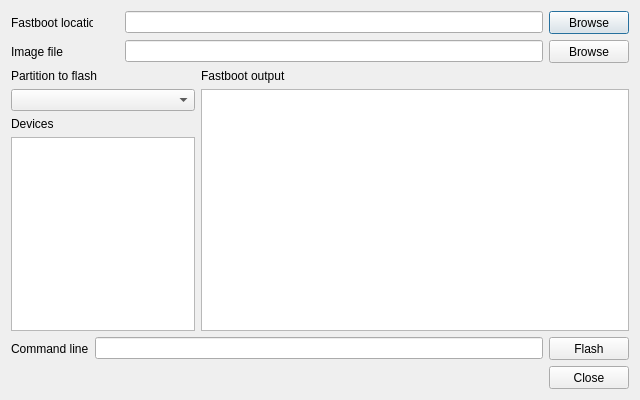
This is DialogFastboot.ui in placey19/yaffey as Qt 5 draws it before an edit. The edited form follows.
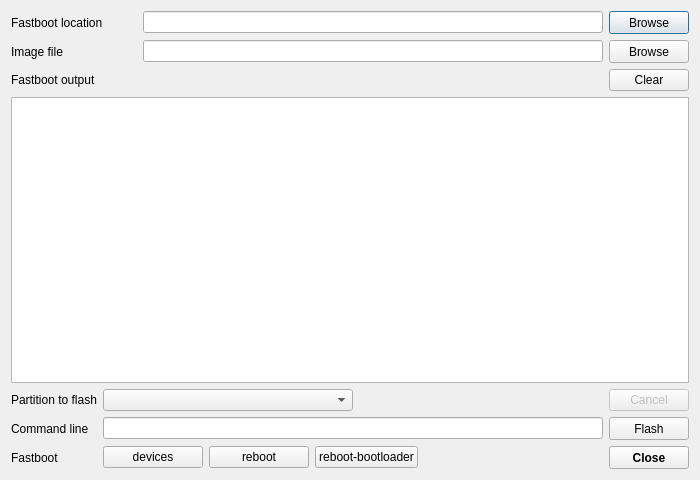
This is the edited form. Icons and pictures are not drawn.

Commit message: Simplified and completed fastboot dialog. Fixed close action being enabled when there's no image open. Removed help buttons from dialogs in Windows.

```diff
--- a/DialogFastboot.ui
+++ b/DialogFastboot.ui
@@ -6,8 +6,8 @@
    <rect>
     <x>0</x>
     <y>0</y>
-    <width>640</width>
-    <height>400</height>
+    <width>700</width>
+    <height>480</height>
    </rect>
   </property>
   <property name="windowTitle">
@@ -15,18 +15,29 @@
   </property>
   <layout class="QVBoxLayout" name="verticalLayout">
    <item>
-    <layout class="QHBoxLayout" name="horizontalLayout">
-     <item>
-      <widget class="QLabel" name="labelFastbootFile">
+    <layout class="QGridLayout" name="gridLayout_2">
+     <item row="0" column="3">
+      <layout class="QHBoxLayout" name="horizontalLayout">
+       <item>
+        <widget class="QLineEdit" name="lineFastbootFile">
+         <property name="toolTip">
+          <string>fastboot executable location</string>
+         </property>
+        </widget>
+       </item>
+      </layout>
+     </item>
+     <item row="0" column="0">
+      <widget class="QLabel" name="labelFastbootExecutable">
        <property name="minimumSize">
         <size>
-         <width>82</width>
+         <width>100</width>
          <height>23</height>
         </size>
        </property>
        <property name="maximumSize">
         <size>
-         <width>82</width>
+         <width>100</width>
          <height>23</height>
         </size>
        </property>
@@ -35,7 +46,7 @@
        </property>
       </widget>
      </item>
-     <item>
+     <item row="0" column="1">
       <widget class="QLabel" name="labelFastbootFileStatus">
        <property name="minimumSize">
         <size>
@@ -60,10 +71,7 @@
        </property>
       </widget>
      </item>
-     <item>
-      <widget class="QLineEdit" name="lineFastbootFile"/>
-     </item>
-     <item>
+     <item row="0" column="4">
       <widget class="QPushButton" name="pushBrowseFastboot">
        <property name="minimumSize">
         <size>
@@ -82,21 +90,71 @@
        </property>
       </widget>
      </item>
-    </layout>
-   </item>
-   <item>
-    <layout class="QHBoxLayout" name="horizontalLayout_4">
-     <item>
+     <item row="1" column="4">
+      <widget class="QPushButton" name="pushBrowseImage">
+       <property name="minimumSize">
+        <size>
+         <width>0</width>
+         <height>23</height>
+        </size>
+       </property>
+       <property name="maximumSize">
+        <size>
+         <width>16777215</width>
+         <height>23</height>
+        </size>
+       </property>
+       <property name="toolTip">
+        <string>browse for image to flash</string>
+       </property>
+       <property name="text">
+        <string>Browse</string>
+       </property>
+      </widget>
+     </item>
+     <item row="1" column="1">
+      <widget class="QLabel" name="labelImageFileStatus">
+       <property name="minimumSize">
+        <size>
+         <width>20</width>
+         <height>20</height>
+        </size>
+       </property>
+       <property name="maximumSize">
+        <size>
+         <width>20</width>
+         <height>20</height>
+        </size>
+       </property>
+       <property name="text">
+        <string/>
+       </property>
+       <property name="pixmap">
+        <pixmap resource="icons.qrc">:/icons/icons/red_cross.png</pixmap>
+       </property>
+       <property name="scaledContents">
+        <bool>true</bool>
+       </property>
+      </widget>
+     </item>
+     <item row="1" column="3">
+      <widget class="QLineEdit" name="lineImageFile">
+       <property name="toolTip">
+        <string>image file to flash</string>
+       </property>
+      </widget>
+     </item>
+     <item row="1" column="0">
       <widget class="QLabel" name="labelImageFile">
        <property name="minimumSize">
         <size>
-         <width>82</width>
+         <width>100</width>
          <height>23</height>
         </size>
        </property>
        <property name="maximumSize">
         <size>
-         <width>82</width>
+         <width>100</width>
          <height>23</height>
         </size>
        </property>
@@ -105,110 +163,75 @@
        </property>
       </widget>
      </item>
+     <item row="2" column="0">
+      <widget class="QLabel" name="labelFastbootLog">
+       <property name="text">
+        <string>Fastboot output</string>
+       </property>
+      </widget>
+     </item>
+     <item row="2" column="4">
+      <widget class="QPushButton" name="pushClearLog">
+       <property name="toolTip">
+        <string>clear log</string>
+       </property>
+       <property name="text">
+        <string>Clear</string>
+       </property>
+      </widget>
+     </item>
+    </layout>
+   </item>
+   <item>
+    <layout class="QVBoxLayout" name="verticalLayout_2">
      <item>
-      <widget class="QLabel" name="labelImageFileStatus">
-       <property name="minimumSize">
-        <size>
-         <width>20</width>
-         <height>20</height>
-        </size>
+      <widget class="QTextEdit" name="textFastbootLog">
+       <property name="font">
+        <font>
+         <family>Courier New</family>
+        </font>
        </property>
-       <property name="maximumSize">
-        <size>
-         <width>20</width>
-         <height>20</height>
-        </size>
-       </property>
-       <property name="text">
-        <string/>
-       </property>
-       <property name="pixmap">
-        <pixmap resource="icons.qrc">:/icons/icons/red_cross.png</pixmap>
-       </property>
-       <property name="scaledContents">
+       <property name="readOnly">
         <bool>true</bool>
        </property>
       </widget>
      </item>
-     <item>
-      <widget class="QLineEdit" name="lineImageFile"/>
-     </item>
-     <item>
-      <widget class="QPushButton" name="pushBrowseImage">
-       <property name="minimumSize">
-        <size>
-         <width>0</width>
-         <height>23</height>
-        </size>
-       </property>
-       <property name="maximumSize">
-        <size>
-         <width>16777215</width>
-         <height>23</height>
-        </size>
-       </property>
-       <property name="text">
-        <string>Browse</string>
-       </property>
-      </widget>
-     </item>
     </layout>
    </item>
    <item>
-    <layout class="QHBoxLayout" name="horizontalLayout_2" stretch="30,70">
-     <item>
-      <layout class="QVBoxLayout" name="verticalLayout_2">
+    <layout class="QGridLayout" name="gridLayout">
+     <item row="1" column="1">
+      <layout class="QHBoxLayout" name="horizontalLayout_5" stretch="50,50">
        <item>
-        <widget class="QLabel" name="labelPartition">
-         <property name="text">
-          <string>Partition to flash</string>
+        <widget class="QComboBox" name="boxPartition">
+         <property name="toolTip">
+          <string>partition to flash</string>
          </property>
         </widget>
        </item>
        <item>
-        <widget class="QComboBox" name="boxPartition"/>
-       </item>
-       <item>
-        <widget class="QLabel" name="labelDevices">
-         <property name="text">
-          <string>Devices</string>
+        <spacer name="horizontalSpacer_2">
+         <property name="orientation">
+          <enum>Qt::Horizontal</enum>
          </property>
-        </widget>
-       </item>
-       <item>
-        <widget class="QListWidget" name="listDevices"/>
-       </item>
-      </layout>
-     </item>
-     <item>
-      <layout class="QVBoxLayout" name="verticalLayout_3">
-       <item>
-        <widget class="QLabel" name="labelOutput">
-         <property name="text">
-          <string>Fastboot output</string>
+         <property name="sizeHint" stdset="0">
+          <size>
+           <width>0</width>
+           <height>0</height>
+          </size>
          </property>
-        </widget>
+        </spacer>
        </item>
-       <item>
-        <widget class="QTextEdit" name="textOutput"/>
-       </item>
       </layout>
      </item>
-    </layout>
-   </item>
-   <item>
-    <layout class="QHBoxLayout" name="horizontalLayout_6">
-     <item>
-      <widget class="QLabel" name="labelCommandLine">
+     <item row="1" column="0">
+      <widget class="QLabel" name="labelPartition">
        <property name="text">
-        <string>Command line</string>
+        <string>Partition to flash</string>
        </property>
       </widget>
      </item>
-     <item>
-      <widget class="QLineEdit" name="lineCommandLine"/>
-     </item>
-     <item>
+     <item row="2" column="2">
       <widget class="QPushButton" name="pushFlash">
        <property name="minimumSize">
         <size>
@@ -227,24 +250,14 @@
        </property>
       </widget>
      </item>
-    </layout>
-   </item>
-   <item>
-    <layout class="QHBoxLayout" name="horizontalLayout_3">
-     <item>
-      <spacer name="horizontalSpacer">
-       <property name="orientation">
-        <enum>Qt::Horizontal</enum>
+     <item row="2" column="0">
+      <widget class="QLabel" name="labelCommandLine">
+       <property name="text">
+        <string>Command line</string>
        </property>
-       <property name="sizeHint" stdset="0">
-        <size>
-         <width>40</width>
-         <height>20</height>
-        </size>
-       </property>
-      </spacer>
+      </widget>
      </item>
-     <item>
+     <item row="3" column="2">
       <widget class="QPushButton" name="pushClose">
        <property name="minimumSize">
         <size>
@@ -258,11 +271,115 @@
          <height>23</height>
         </size>
        </property>
+       <property name="font">
+        <font>
+         <weight>75</weight>
+         <bold>true</bold>
+        </font>
+       </property>
+       <property name="toolTip">
+        <string>close dialog</string>
+       </property>
        <property name="text">
         <string>Close</string>
        </property>
       </widget>
      </item>
+     <item row="2" column="1">
+      <widget class="QLineEdit" name="lineCommandLine">
+       <property name="toolTip">
+        <string>flash command line</string>
+       </property>
+       <property name="readOnly">
+        <bool>true</bool>
+       </property>
+      </widget>
+     </item>
+     <item row="3" column="1">
+      <layout class="QHBoxLayout" name="horizontalLayout_6">
+       <item>
+        <widget class="QPushButton" name="pushFastbootDevices">
+         <property name="minimumSize">
+          <size>
+           <width>100</width>
+           <height>0</height>
+          </size>
+         </property>
+         <property name="toolTip">
+          <string>fastboot devices</string>
+         </property>
+         <property name="text">
+          <string>devices</string>
+         </property>
+        </widget>
+       </item>
+       <item>
+        <widget class="QPushButton" name="pushFastbootReboot">
+         <property name="minimumSize">
+          <size>
+           <width>100</width>
+           <height>0</height>
+          </size>
+         </property>
+         <property name="toolTip">
+          <string>fastboot reboot</string>
+         </property>
+         <property name="text">
+          <string>reboot</string>
+         </property>
+        </widget>
+       </item>
+       <item>
+        <widget class="QPushButton" name="pushFastbootRebootBootloader">
+         <property name="minimumSize">
+          <size>
+           <width>100</width>
+           <height>0</height>
+          </size>
+         </property>
+         <property name="toolTip">
+          <string>fastboot reboot-bootloader</string>
+         </property>
+         <property name="text">
+          <string>reboot-bootloader</string>
+         </property>
+        </widget>
+       </item>
+       <item>
+        <spacer name="horizontalSpacer">
+         <property name="orientation">
+          <enum>Qt::Horizontal</enum>
+         </property>
+         <property name="sizeHint" stdset="0">
+          <size>
+           <width>40</width>
+           <height>20</height>
+          </size>
+         </property>
+        </spacer>
+       </item>
+      </layout>
+     </item>
+     <item row="3" column="0">
+      <widget class="QLabel" name="labelFastboot">
+       <property name="text">
+        <string>Fastboot</string>
+       </property>
+      </widget>
+     </item>
+     <item row="1" column="2">
+      <widget class="QPushButton" name="pushCancel">
+       <property name="enabled">
+        <bool>false</bool>
+       </property>
+       <property name="toolTip">
+        <string>cancel flashing</string>
+       </property>
+       <property name="text">
+        <string>Cancel</string>
+       </property>
+      </widget>
+     </item>
     </layout>
    </item>
   </layout>
```
Left out of the diff: 6 changed lines with no effect on the pictures. The commit also changes 7 other files.
